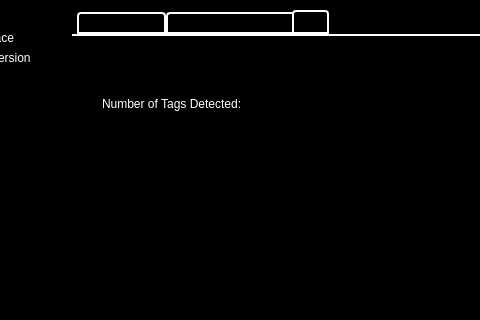
BCLab-UNM/SwarmathonIV-Cabrillo-Public, file src/rover_gui_plugin.ui: the form before one commit; both pictures show x 88 to 568 and y 0 to 320 of the 1024 by 800 pixel window.
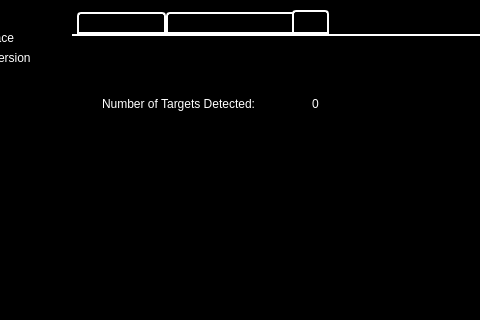
The form after the commit. Icons and pictures are not drawn. Custom widgets are drawn as their Qt base class.

Commit message: Progress bar for wall building, display number of targets found, and a bug fix. Setup a map of rover subscribers to get combined target detection info.

The edit to the form file:
```diff
--- a/src/rover_gui_plugin.ui
+++ b/src/rover_gui_plugin.ui
@@ -1727,25 +1727,25 @@
       <rect>
        <x>30</x>
        <y>60</y>
-       <width>181</width>
+       <width>201</width>
        <height>17</height>
       </rect>
      </property>
      <property name="text">
-      <string>&lt;html&gt;&lt;head/&gt;&lt;body&gt;&lt;p&gt;&lt;span style=&quot; color:#ffffff;&quot;&gt;Number of Tags Detected:&lt;/span&gt;&lt;/p&gt;&lt;/body&gt;&lt;/html&gt;</string>
+      <string>&lt;html&gt;&lt;head/&gt;&lt;body&gt;&lt;p&gt;&lt;span style=&quot; color:#ffffff;&quot;&gt;Number of Targets Detected:&lt;/span&gt;&lt;/p&gt;&lt;/body&gt;&lt;/html&gt;</string>
      </property>
     </widget>
     <widget class="QLabel" name="tags_detected_label">
      <property name="geometry">
       <rect>
-       <x>220</x>
+       <x>240</x>
        <y>60</y>
        <width>67</width>
        <height>17</height>
       </rect>
      </property>
      <property name="text">
-      <string>TextLabel</string>
+      <string>&lt;html&gt;&lt;head/&gt;&lt;body&gt;&lt;p&gt;&lt;span style=&quot; color:#ffffff;&quot;&gt;0&lt;/span&gt;&lt;/p&gt;&lt;/body&gt;&lt;/html&gt;</string>
      </property>
     </widget>
    </widget>
```
Left out of the diff: 2 changed lines with no effect on the pictures. The commit also changes 2 other files.
